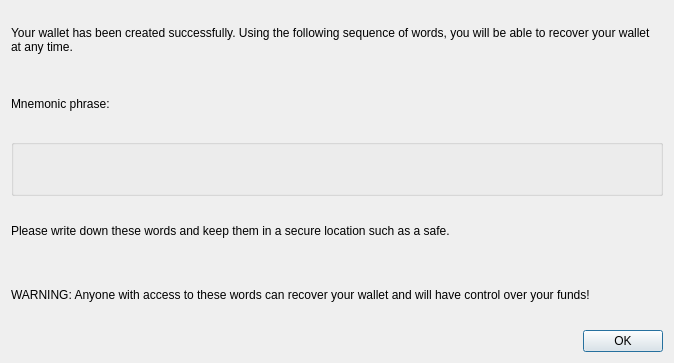
Qt form src/qt/forms/notifymnemonic.ui (firoorg/firo) before a commit.
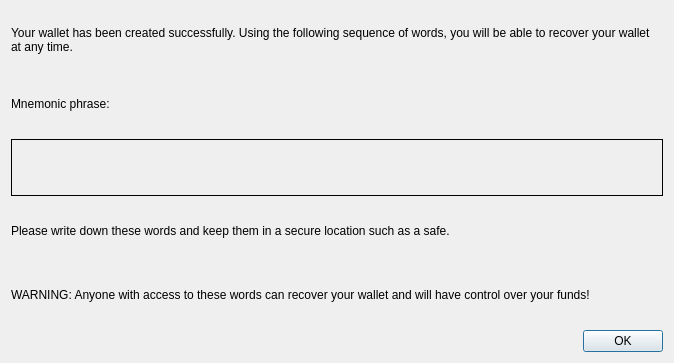
The same form after that commit.

What changed in the file:
```diff
--- a/src/qt/forms/notifymnemonic.ui
+++ b/src/qt/forms/notifymnemonic.ui
@@ -35,7 +35,10 @@
                 </widget>
             </item>
             <item>
-                <widget class="QGroupBox" name="mnemonicBox">
+                <widget class="QFrame" name="mnemonicBox">
+                    <property name="frameShape">
+                        <enum>QFrame::Box</enum>
+                    </property>
                     <layout class="QVBoxLayout" name="horizontalLayout">
 
                         <item>
```
Left out of the diff: 1 changed line with no effect on the pictures.
